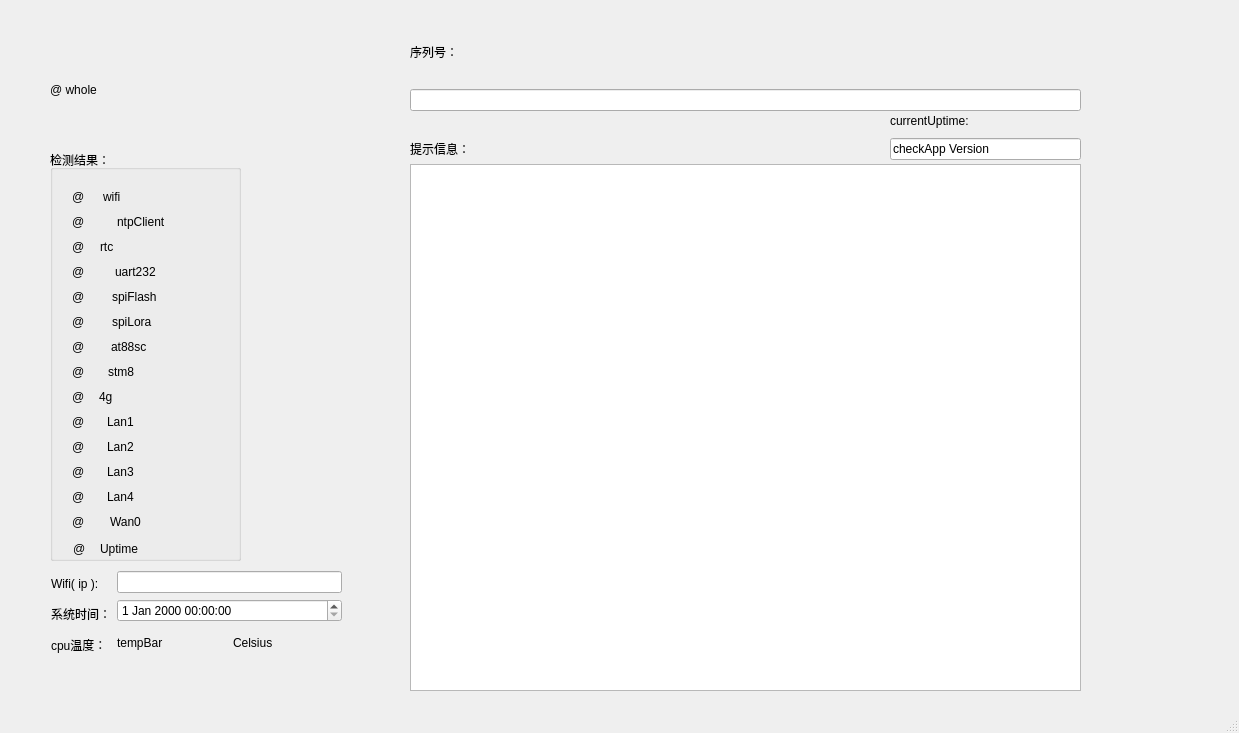
Above: mainProgram/boxV3CheckProj_qt/mainwindow.ui from bambooHaw/boxV3Check before the change. Below: the same form after it.
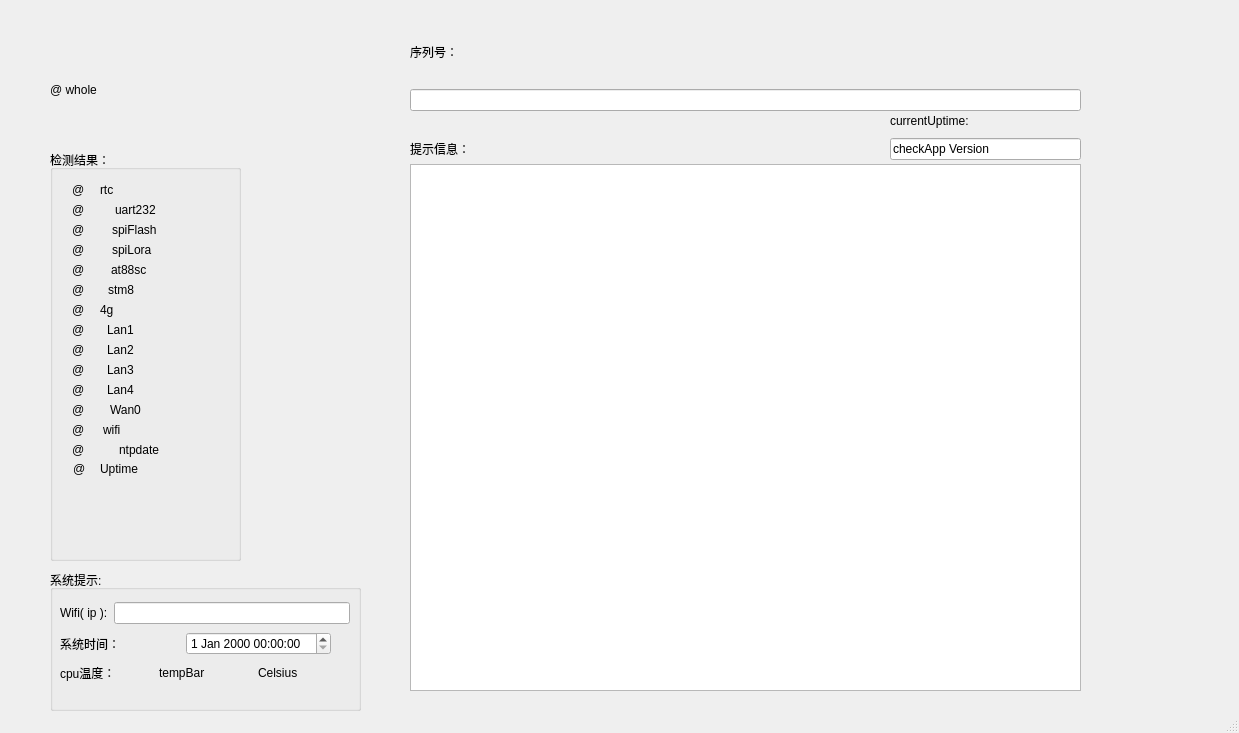
That is the form after the change.

Diff of the .ui file:
```diff
--- a/mainProgram/boxV3CheckProj_qt/mainwindow.ui
+++ b/mainProgram/boxV3CheckProj_qt/mainwindow.ui
@@ -30,59 +30,7 @@
      <property name="geometry">
       <rect>
        <x>22</x>
-       <y>37</y>
-       <width>56</width>
-       <height>19</height>
-      </rect>
-     </property>
-     <layout class="QHBoxLayout" name="horizontalLayout_wifi">
-      <item>
-       <widget class="QLabel" name="label_lightpic_wifi">
-        <property name="text">
-         <string>@ </string>
-        </property>
-       </widget>
-      </item>
-      <item>
-       <widget class="QLabel" name="label_light_wifi">
-        <property name="text">
-         <string>wifi</string>
-        </property>
-       </widget>
-      </item>
-     </layout>
-    </widget>
-    <widget class="QWidget" name="layoutWidget">
-     <property name="geometry">
-      <rect>
-       <x>22</x>
-       <y>62</y>
-       <width>94</width>
-       <height>19</height>
-      </rect>
-     </property>
-     <layout class="QHBoxLayout" name="horizontalLayout_ntp">
-      <item>
-       <widget class="QLabel" name="label_lightpic_ntpClient">
-        <property name="text">
-         <string>@ </string>
-        </property>
-       </widget>
-      </item>
-      <item>
-       <widget class="QLabel" name="label_light_ntpClient">
-        <property name="text">
-         <string>ntpClient</string>
-        </property>
-       </widget>
-      </item>
-     </layout>
-    </widget>
-    <widget class="QWidget" name="layoutWidget">
-     <property name="geometry">
-      <rect>
-       <x>22</x>
-       <y>87</y>
+       <y>30</y>
        <width>49</width>
        <height>19</height>
       </rect>
@@ -108,7 +56,7 @@
      <property name="geometry">
       <rect>
        <x>22</x>
-       <y>112</y>
+       <y>50</y>
        <width>84</width>
        <height>19</height>
       </rect>
@@ -134,7 +82,7 @@
      <property name="geometry">
       <rect>
        <x>22</x>
-       <y>137</y>
+       <y>70</y>
        <width>85</width>
        <height>19</height>
       </rect>
@@ -160,7 +108,7 @@
      <property name="geometry">
       <rect>
        <x>22</x>
-       <y>162</y>
+       <y>90</y>
        <width>80</width>
        <height>19</height>
       </rect>
@@ -186,7 +134,7 @@
      <property name="geometry">
       <rect>
        <x>22</x>
-       <y>187</y>
+       <y>110</y>
        <width>75</width>
        <height>19</height>
       </rect>
@@ -212,7 +160,7 @@
      <property name="geometry">
       <rect>
        <x>22</x>
-       <y>212</y>
+       <y>130</y>
        <width>65</width>
        <height>19</height>
       </rect>
@@ -238,8 +186,8 @@
      <property name="geometry">
       <rect>
        <x>22</x>
-       <y>237</y>
-       <width>48</width>
+       <y>150</y>
+       <width>49</width>
        <height>19</height>
       </rect>
      </property>
@@ -264,7 +212,7 @@
      <property name="geometry">
       <rect>
        <x>22</x>
-       <y>262</y>
+       <y>170</y>
        <width>63</width>
        <height>19</height>
       </rect>
@@ -290,7 +238,7 @@
      <property name="geometry">
       <rect>
        <x>22</x>
-       <y>287</y>
+       <y>190</y>
        <width>63</width>
        <height>19</height>
       </rect>
@@ -316,7 +264,7 @@
      <property name="geometry">
       <rect>
        <x>22</x>
-       <y>312</y>
+       <y>210</y>
        <width>63</width>
        <height>19</height>
       </rect>
@@ -342,7 +290,7 @@
      <property name="geometry">
       <rect>
        <x>22</x>
-       <y>337</y>
+       <y>230</y>
        <width>63</width>
        <height>19</height>
       </rect>
@@ -368,7 +316,7 @@
      <property name="geometry">
       <rect>
        <x>22</x>
-       <y>362</y>
+       <y>250</y>
        <width>69</width>
        <height>19</height>
       </rect>
@@ -390,11 +338,63 @@
       </item>
      </layout>
     </widget>
+    <widget class="QWidget" name="layoutWidget">
+     <property name="geometry">
+      <rect>
+       <x>22</x>
+       <y>270</y>
+       <width>56</width>
+       <height>19</height>
+      </rect>
+     </property>
+     <layout class="QHBoxLayout" name="horizontalLayout_wifi">
+      <item>
+       <widget class="QLabel" name="label_lightpic_wifi">
+        <property name="text">
+         <string>@ </string>
+        </property>
+       </widget>
+      </item>
+      <item>
+       <widget class="QLabel" name="label_light_wifi">
+        <property name="text">
+         <string>wifi</string>
+        </property>
+       </widget>
+      </item>
+     </layout>
+    </widget>
+    <widget class="QWidget" name="layoutWidget">
+     <property name="geometry">
+      <rect>
+       <x>22</x>
+       <y>290</y>
+       <width>91</width>
+       <height>19</height>
+      </rect>
+     </property>
+     <layout class="QHBoxLayout" name="horizontalLayout_ntp">
+      <item>
+       <widget class="QLabel" name="label_lightpic_ntpClient">
+        <property name="text">
+         <string>@ </string>
+        </property>
+       </widget>
+      </item>
+      <item>
+       <widget class="QLabel" name="label_light_ntpClient">
+        <property name="text">
+         <string>ntpdate </string>
+        </property>
+       </widget>
+      </item>
+     </layout>
+    </widget>
     <widget class="QLabel" name="label_lightpic_agingResult">
      <property name="geometry">
       <rect>
        <x>23</x>
-       <y>390</y>
+       <y>310</y>
        <width>18</width>
        <height>17</height>
       </rect>
@@ -407,7 +407,7 @@
      <property name="geometry">
       <rect>
        <x>50</x>
-       <y>390</y>
+       <y>310</y>
        <width>131</width>
        <height>17</height>
       </rect>
@@ -460,75 +460,6 @@
      <string>@ whole</string>
     </property>
    </widget>
-   <widget class="QWidget" name="layoutWidget">
-    <property name="geometry">
-     <rect>
-      <x>51</x>
-      <y>571</y>
-      <width>291</width>
-      <height>86</height>
-     </rect>
-    </property>
-    <layout class="QHBoxLayout" name="horizontalLayout_2">
-     <item>
-      <layout class="QVBoxLayout" name="verticalLayout_2">
-       <item>
-        <widget class="QLabel" name="label_ipWifi">
-         <property name="text">
-          <string>Wifi( ip ):</string>
-         </property>
-        </widget>
-       </item>
-       <item>
-        <widget class="QLabel" name="labelSysTime">
-         <property name="text">
-          <string>系统时间：</string>
-         </property>
-        </widget>
-       </item>
-       <item>
-        <widget class="QLabel" name="labelCpuTemp">
-         <property name="text">
-          <string>cpu温度：</string>
-         </property>
-        </widget>
-       </item>
-      </layout>
-     </item>
-     <item>
-      <layout class="QVBoxLayout" name="verticalLayout_3">
-       <item>
-        <widget class="QLineEdit" name="lineEdit_ipWifi">
-         <property name="text">
-          <string/>
-         </property>
-        </widget>
-       </item>
-       <item>
-        <widget class="QDateTimeEdit" name="dateTimeEditSys"/>
-       </item>
-       <item>
-        <layout class="QHBoxLayout" name="horizontalLayout">
-         <item>
-          <widget class="QLabel" name="label_bar_cpuTemp">
-           <property name="text">
-            <string>tempBar</string>
-           </property>
-          </widget>
-         </item>
-         <item>
-          <widget class="QLabel" name="label_celsius">
-           <property name="text">
-            <string>Celsius</string>
-           </property>
-          </widget>
-         </item>
-        </layout>
-       </item>
-      </layout>
-     </item>
-    </layout>
-   </widget>
    <widget class="QLabel" name="label_checkStatus">
     <property name="geometry">
      <rect>
@@ -594,6 +525,100 @@
      </item>
     </layout>
    </widget>
+   <widget class="QGroupBox" name="groupBox">
+    <property name="geometry">
+     <rect>
+      <x>50</x>
+      <y>570</y>
+      <width>311</width>
+      <height>141</height>
+     </rect>
+    </property>
+    <property name="title">
+     <string>系统提示:</string>
+    </property>
+    <widget class="QWidget" name="layoutWidget">
+     <property name="geometry">
+      <rect>
+       <x>10</x>
+       <y>30</y>
+       <width>290</width>
+       <height>27</height>
+      </rect>
+     </property>
+     <layout class="QGridLayout" name="gridLayout_3">
+      <item row="0" column="0">
+       <widget class="QLabel" name="label_ipWifi">
+        <property name="text">
+         <string>Wifi( ip ):</string>
+        </property>
+       </widget>
+      </item>
+      <item row="0" column="1">
+       <widget class="QLineEdit" name="lineEdit_ipWifi">
+        <property name="text">
+         <string/>
+        </property>
+       </widget>
+      </item>
+     </layout>
+    </widget>
+    <widget class="QWidget" name="layoutWidget">
+     <property name="geometry">
+      <rect>
+       <x>10</x>
+       <y>60</y>
+       <width>271</width>
+       <height>28</height>
+      </rect>
+     </property>
+     <layout class="QGridLayout" name="gridLayout_2">
+      <item row="0" column="0">
+       <widget class="QLabel" name="labelSysTime">
+        <property name="text">
+         <string>系统时间：</string>
+        </property>
+       </widget>
+      </item>
+      <item row="0" column="1">
+       <widget class="QDateTimeEdit" name="dateTimeEditSys"/>
+      </item>
+     </layout>
+    </widget>
+    <widget class="QWidget" name="layoutWidget">
+     <property name="geometry">
+      <rect>
+       <x>10</x>
+       <y>90</y>
+       <width>291</width>
+       <height>25</height>
+      </rect>
+     </property>
+     <layout class="QGridLayout" name="gridLayout">
+      <item row="0" column="0">
+       <widget class="QLabel" name="labelCpuTemp">
+        <property name="text">
+         <string>cpu温度：</string>
+        </property>
+       </widget>
+      </item>
+      <item row="0" column="1">
+       <widget class="QLabel" name="label_bar_cpuTemp">
+        <property name="text">
+         <string>tempBar</string>
+        </property>
+       </widget>
+      </item>
+      <item row="0" column="2">
+       <widget class="QLabel" name="label_celsius">
+        <property name="text">
+         <string>Celsius</string>
+        </property>
+       </widget>
+      </item>
+     </layout>
+    </widget>
+   </widget>
   </widget>
   <widget class="QMenuBar" name="menubar">
    <property name="geometry">
```
